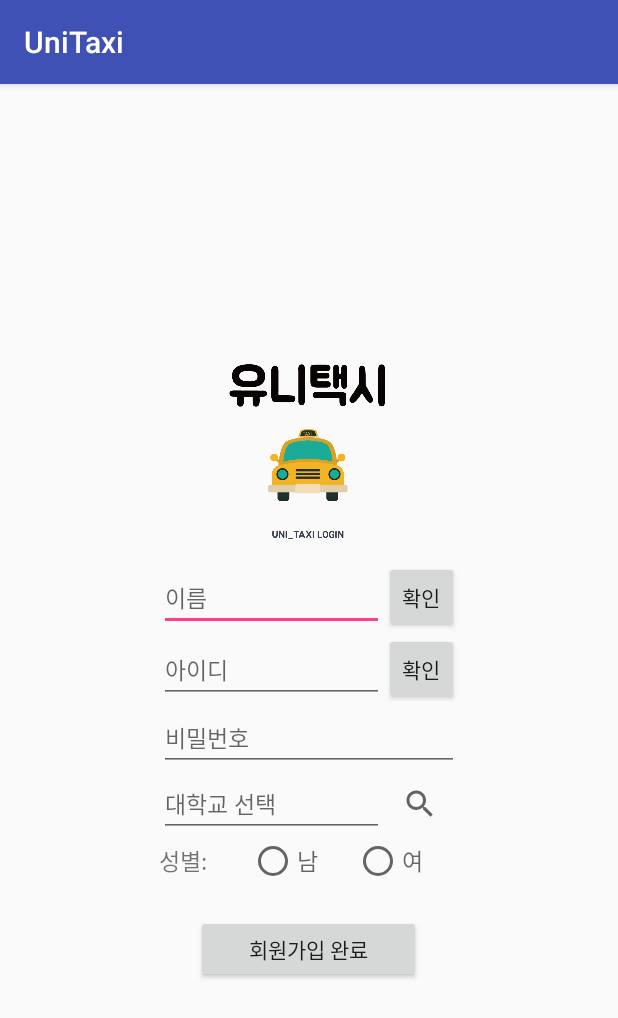
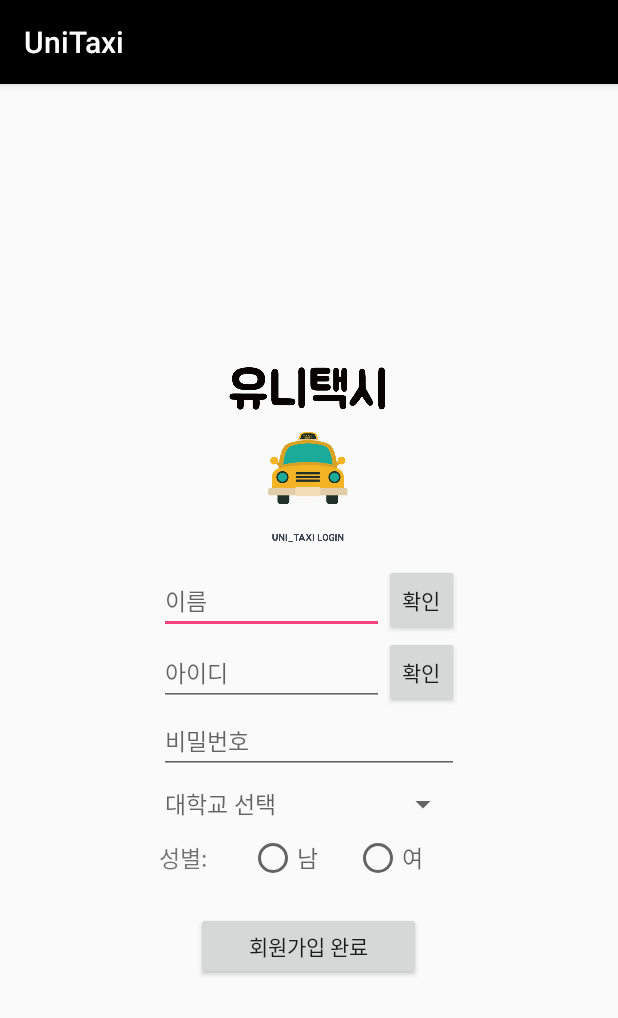
Before and after one commit to limjaein/UniTaxi, an Android app: the u03_Register_Activity screen opened directly, with no data from a screen before it, on a phone screen of 412 x 824 dp. Shown: the top 1018 px of the screen. Run offline under Robolectric (Android 15) with nearby library versions, the phone set to English and light mode, and no system bars; our stand-ins replace Firebase (no records; nobody signed in at launch, a user with empty details on screens opened directly).

```diff
--- a/app/src/main/java/com/example/jaein/unitaxi/u03_Register_Activity.java
+++ b/app/src/main/java/com/example/jaein/unitaxi/u03_Register_Activity.java
@@ -3,7 +3,11 @@ package com.example.jaein.unitaxi;
 import android.os.Bundle;
 import android.support.v7.app.AppCompatActivity;
 import android.view.View;
+import android.widget.AdapterView;
+import android.widget.ArrayAdapter;
 import android.widget.EditText;
+import android.widget.Spinner;
+import android.widget.TextView;
 import android.widget.Toast;
 
 import com.google.firebase.database.DataSnapshot;
@@ -13,8 +17,10 @@ import com.google.firebase.database.ValueEventListener;
 
 import static com.example.jaein.unitaxi.u02_Login_Activity.db_member;
 
-public class u03_Register_Activity extends AppCompatActivity {
-
+public class u03_Register_Activity extends AppCompatActivity implements AdapterView.OnItemSelectedListener{
+    TextView selectedText;
+    Spinner spinner;
+    String[] item;
     EditText id,name,passwd;
 
     @Override
@@ -23,6 +29,16 @@ public class u03_Register_Activity extends AppCompatActivity {
         setContentView(R.layout.activity_u03_register);
 
         init();
+        selectedText = (TextView)findViewById(R.id.selectedText);
+        spinner = (Spinner)findViewById(R.id.spinner);
+
+        spinner.setOnItemSelectedListener(this);
+
+        item = new String[]{"대학교 선택","건국대학교","동국대학교","서울시립대학교","이화여자대학교","한양대학교","홍익대학교"};
+        ArrayAdapter<String> adapter = new ArrayAdapter<String>(this,android.R.layout.simple_spinner_item,item);
+        adapter.setDropDownViewResource(android.R.layout.simple_spinner_dropdown_item);
+
+        spinner.setAdapter(adapter);
     }
 
     private void init() {
@@ -121,4 +137,17 @@ public class u03_Register_Activity extends AppCompatActivity {
         });
 
     }
+
+    @Override
+    public void onItemSelected(AdapterView<?> parent, View view, int i, long id) {
+        selectedText.setText(item[i]);
+        if(selectedText.getText().toString().equals("대학교 선택")) {
+            selectedText.setText("");
+        }
+    }
+
+    @Override
+    public void onNothingSelected(AdapterView<?> parent) {
+        selectedText.setText("");
+    }
 }
--- a/app/src/main/res/layout/activity_u03_register.xml
+++ b/app/src/main/res/layout/activity_u03_register.xml
@@ -64,14 +64,16 @@
         android:orientation="horizontal"
         android:gravity="center">
 
-        <EditText
+        <TextView
+            android:id="@+id/selectedText"
             android:layout_width="150dp"
             android:layout_height="wrap_content"
-            android:hint="대학교 선택"
+            android:hint=" 대학교 선택"
             android:textSize="15dp"/>
-        <SearchView
+        <Spinner
+            android:id="@+id/spinner"
             android:layout_width="50dp"
-            android:layout_height="40dp"></SearchView>
+            android:layout_height="40dp"></Spinner>
     </LinearLayout>
 
     <LinearLayout
--- a/app/src/main/res/layout/activity_u04_main.xml
+++ b/app/src/main/res/layout/activity_u04_main.xml
@@ -17,8 +17,8 @@
     <android.support.design.widget.TabLayout
         android:id="@+id/tl_tabs"
         app:tabBackground="@color/colorWhite"
-        app:tabIndicatorColor="@color/colorMint"
-        app:tabIndicatorHeight="5dp"
+        app:tabIndicatorColor="@color/colorPosition"
+        app:tabIndicatorHeight="3dp"
         android:layout_width="match_parent"
         android:layout_height="0dp"
         android:layout_weight="1"
--- a/app/src/main/res/values/colors.xml
+++ b/app/src/main/res/values/colors.xml
@@ -1,8 +1,11 @@
 <?xml version="1.0" encoding="utf-8"?>
 <resources>
-    <color name="colorPrimary">#3F51B5</color>
-    <color name="colorPrimaryDark">#303F9F</color>
+    <color name="colorPrimary">#000000</color>
+    <color name="colorPrimaryDark">#000000</color>
     <color name="colorAccent">#FF4081</color>
-    <color name="colorMint">#36e2cc</color>
+    <color name="colorMint">#3ef4dd</color>
     <color name="colorWhite">#ffffff</color>
+    <color name="colorGray">#d2cfcf</color>
+    <color name="colorPosition">#99000000</color>
+
 </resources>
```
Also changed, not shown: app/src/main/java/com/example/jaein/unitaxi/f01_Fragment.java (+4 -4 lines), app/src/main/res/layout/activity_main.xml (deleted, +0 -55 lines), app/src/main/res/layout/fragment_f01.xml (+47 -48 lines), app/src/main/res/drawable/button_register.png (added), app/src/main/res/drawable/hongik_logo.png (renamed from app/src/main/res/drawable/Hongik_logo.png).
